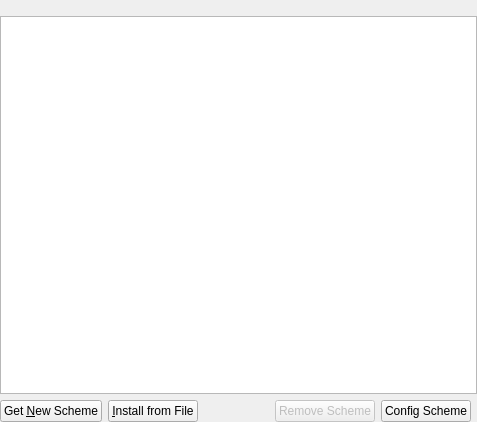
Sonic-DE/sonic-desktop-interface, file kcms/colors/colorsettings.ui: the form before one commit.
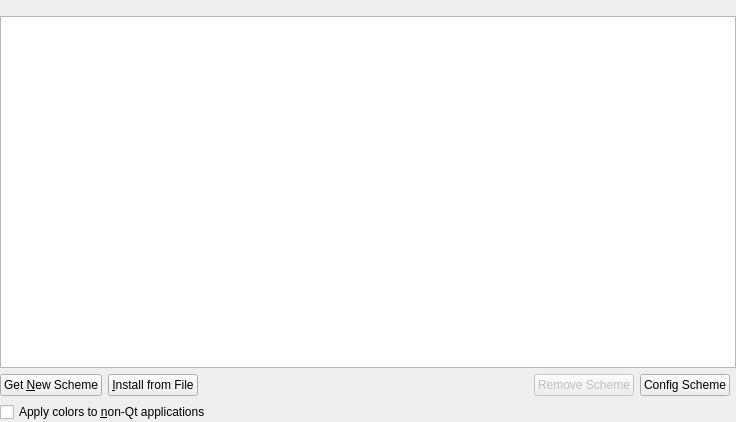
The form after the commit. Custom widgets are drawn as their Qt base class.

Commit message: Colors KCM: code splitted in single classes

Diff of the .ui file:
```diff
--- a/kcms/colors/colorsettings.ui
+++ b/kcms/colors/colorsettings.ui
@@ -6,7 +6,7 @@
    <rect>
     <x>0</x>
     <y>0</y>
-    <width>477</width>
+    <width>736</width>
     <height>422</height>
    </rect>
   </property>
@@ -25,59 +25,20 @@
    </property>
    <item>
     <layout class="QGridLayout" name="gridLayout">
-     <item row="0" column="0" colspan="6">
-      <widget class="PreviewWidget" name="schemePreview" native="true">
-       <property name="sizePolicy">
-        <sizepolicy hsizetype="Preferred" vsizetype="Fixed">
-         <horstretch>0</horstretch>
-         <verstretch>0</verstretch>
-        </sizepolicy>
-       </property>
-       <property name="minimumSize">
-        <size>
-         <width>0</width>
-         <height>10</height>
-        </size>
-       </property>
-      </widget>
-     </item>
-     <item row="1" column="0" colspan="6">
-      <widget class="QListWidget" name="schemeList">
-       <property name="sizePolicy">
-        <sizepolicy hsizetype="Expanding" vsizetype="Expanding">
-         <horstretch>0</horstretch>
-         <verstretch>0</verstretch>
-        </sizepolicy>
-       </property>
-       <property name="iconSize">
-        <size>
-         <width>23</width>
-         <height>16</height>
-        </size>
-       </property>
-      </widget>
-     </item>
-     <item row="2" column="0">
-      <widget class="QPushButton" name="schemeKnsButton">
+     <item row="5" column="4">
+      <widget class="QPushButton" name="schemeEditButton">
        <property name="toolTip">
         <string>Get new color schemes from the Internet</string>
        </property>
        <property name="text">
-        <string>Get &amp;New Scheme</string>
+        <string>Config Scheme</string>
        </property>
-      </widget>
-     </item>
-     <item row="2" column="1">
-      <widget class="QPushButton" name="schemeImportButton">
-       <property name="toolTip">
-        <string>Import a color scheme from a file</string>
+       <property name="flat">
+        <bool>false</bool>
        </property>
-       <property name="text">
-        <string>&amp;Install from File</string>
-       </property>
       </widget>
      </item>
-     <item row="2" column="2">
+     <item row="5" column="2">
       <spacer name="horizontalSpacer_2">
        <property name="orientation">
         <enum>Qt::Horizontal</enum>
@@ -90,20 +51,7 @@
        </property>
       </spacer>
      </item>
-     <item row="2" column="4">
-      <widget class="QPushButton" name="schemeEditButton">
-       <property name="toolTip">
-        <string>Configure the current color scheme</string>
-       </property>
-       <property name="text">
-        <string>Config Scheme</string>
-       </property>
-       <property name="flat">
-        <bool>false</bool>
-       </property>
-      </widget>
-     </item>
-     <item row="2" column="3">
+     <item row="5" column="3">
       <widget class="QPushButton" name="schemeRemoveButton">
        <property name="enabled">
         <bool>false</bool>
@@ -119,6 +67,68 @@
        </property>
       </widget>
      </item>
+     <item row="5" column="0">
+      <widget class="QPushButton" name="schemeKnsButton">
+       <property name="toolTip">
+        <string>Get new color schemes from the Internet</string>
+       </property>
+       <property name="text">
+        <string>Get &amp;New Scheme</string>
+       </property>
+      </widget>
+     </item>
+     <item row="2" column="0" colspan="6">
+      <widget class="QListWidget" name="schemeList">
+       <property name="sizePolicy">
+        <sizepolicy hsizetype="Expanding" vsizetype="Expanding">
+         <horstretch>0</horstretch>
+         <verstretch>0</verstretch>
+        </sizepolicy>
+       </property>
+       <property name="iconSize">
+        <size>
+         <width>23</width>
+         <height>16</height>
+        </size>
+       </property>
+      </widget>
+     </item>
+     <item row="1" column="0" colspan="6">
+      <widget class="PreviewWidget" name="schemePreview" native="true">
+       <property name="sizePolicy">
+        <sizepolicy hsizetype="Preferred" vsizetype="Fixed">
+         <horstretch>0</horstretch>
+         <verstretch>0</verstretch>
+        </sizepolicy>
+       </property>
+       <property name="minimumSize">
+        <size>
+         <width>0</width>
+         <height>10</height>
+        </size>
+       </property>
+      </widget>
+     </item>
+     <item row="5" column="1">
+      <widget class="QPushButton" name="schemeImportButton">
+       <property name="toolTip">
+        <string>Import a color scheme from a file</string>
+       </property>
+       <property name="text">
+        <string>&amp;Install from File</string>
+       </property>
+      </widget>
+     </item>
+     <item row="6" column="0" colspan="3">
+      <widget class="QCheckBox" name="applyToAlien">
+       <property name="mouseTracking">
+        <bool>true</bool>
+       </property>
+       <property name="text">
+        <string>Apply colors to &amp;non-Qt applications</string>
+       </property>
+      </widget>
+     </item>
     </layout>
    </item>
   </layout>
```
Left out of the diff: 2 changed lines with no effect on the pictures. The commit also changes 18 other files.
